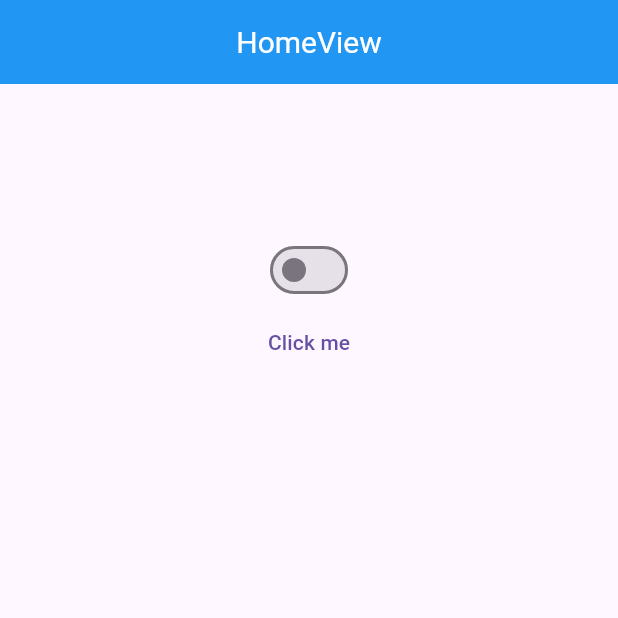
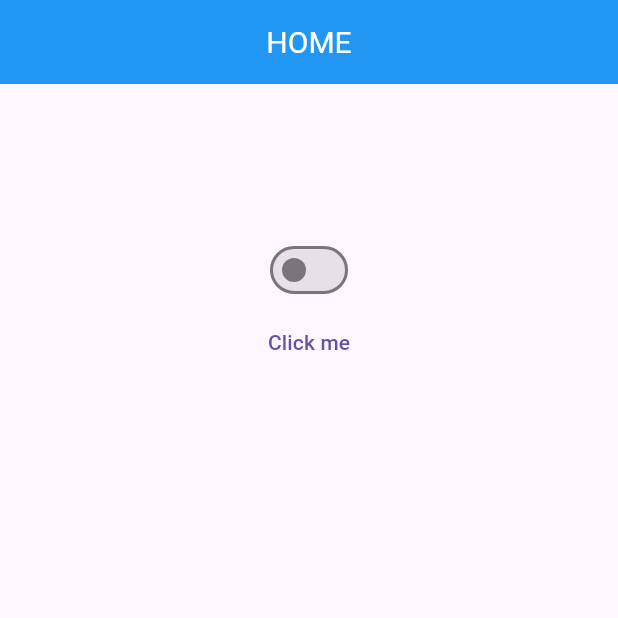
Before and after one commit to afnan-malik/Push-Notification, a Flutter app: the screen it shows after launch, after a tap on "Click me", on a phone screen of 412 x 824 dp, the top half of it. Run offline on Flutter 3.47's test engine with Material 3 defaults, Android fonts, the phone set to English and light mode, and no system bars; drawn by our look-alikes of modal_progress_hud_nsn; our stand-ins replace firebase_core, firebase_messaging, flutter_local_notifications, get, loading_animation_widget; accounts and stored records are empty; network calls fail.

Commit message:
first update

```diff
--- /dev/null
+++ b/lib/app/custom_widget/build_loader.dart
@@ -0,0 +1,17 @@
+
+import 'package:flutter/material.dart';
+import 'package:loading_animation_widget/loading_animation_widget.dart';
+import 'package:modal_progress_hud_nsn/modal_progress_hud_nsn.dart';
+
+Widget buildLoader({required bool isLoading,Widget? child}) {
+  return ModalProgressHUD(
+    inAsyncCall: isLoading,
+    blur: 0.18,
+    color: Colors.black,
+    progressIndicator: LoadingAnimationWidget.progressiveDots(
+      color: Colors.blue,
+      size: 45,
+    ),
+    child: child!,
+  );
+}
--- a/lib/app/home/controllers/home_controller.dart
+++ b/lib/app/home/controllers/home_controller.dart
@@ -1,34 +1,24 @@
 import 'dart:math';
-
 import 'package:flutter_local_notifications/flutter_local_notifications.dart';
 import 'package:get/get.dart';
 import 'package:theme/services/notification_services.dart';
 class HomeController extends GetxController {
   RxBool value=false.obs;
+  RxBool isLoading = false.obs;
   NotificationServices notificationServices=NotificationServices();
   final FlutterLocalNotificationsPlugin _localNotificationsPlugin = FlutterLocalNotificationsPlugin();
   @override
   void onInit() {
     super.onInit();
     notificationServices.requestNotificationPermission();
-    notificationServices.firebaseInit(Get.context!);
     notificationServices.getDeviceToken().then((value){
       print('deviceToken');
       print(value);
     });
+    notificationServices.firebaseInit(Get.context!);
+
   }
-  // void getNotification(){
-  //   notificationServices.getDeviceToken().then((value)async{
-  //     await http.post(Uri.parse(""),
-  //       body: ,
-  //       headers: {
-  //       'Content-Type': 'application/json; charset=UTF-8',
-  //         'Authorization':'key='
-  //       }
-  //
-  //     );
-  //   });
-  // }
+
   void showLocalNotification() async {
     const AndroidNotificationDetails androidDetails = AndroidNotificationDetails(
       'channel_id',
@@ -48,21 +38,27 @@ class HomeController extends GetxController {
     await _localNotificationsPlugin.show(
       Random().nextInt(1000), // Random ID for each notification
       'Warning',
-      'Your data transfer to an other device',
+      'Testing......................',
       notificationDetails,
     );
+
   }
 
-  var isLoading = false.obs; // Observable variable to manage loading state
 
-  // Function to show loader for 5 seconds, then perform onTap action
+  /// Function to show loader for 5 seconds,
   Future<void> performDelayedAction() async {
-    isLoading.value = true; // Start showing the loader
-
-    await Future.delayed(const Duration(seconds: 3));
-
-    isLoading.value = false;
+    isLoading.value=true;
     showLocalNotification();
+    await Future.delayed(const Duration(seconds: 8));
+    isLoading.value=false;
+    // Get.toNamed(Routes.THEME);
+    // Get.snack bar(
+    //     "Warning",
+    //     "Data Transfer successfully",
+    //   backgroundColor: Colors.red,
+    //   icon: Icon(Icons.error_outlined),
+    //   colorText: Colors.white
+    // );
   }
 
 
--- a/lib/app/home/views/home_view.dart
+++ b/lib/app/home/views/home_view.dart
@@ -1,6 +1,7 @@
 import 'package:flutter/material.dart';
 
 import 'package:get/get.dart';
+import 'package:theme/app/custom_widget/build_loader.dart';
 
 import '../controllers/home_controller.dart';
 
@@ -11,15 +12,17 @@ class HomeView extends GetView<HomeController> {
     return GetBuilder<HomeController>(
       init: HomeController(),
       builder: (context) {
-        return Scaffold(
+        return Obx(()=>buildLoader(
+          isLoading: controller.isLoading.isTrue,
+          child: Scaffold(
             appBar: AppBar(
-            title: const Text('HomeView',style:  TextStyle(fontSize:20,color: Colors.white)),
+              title: const Text('HOME',style:  TextStyle(fontSize:20,color: Colors.white)),
               centerTitle: true,
               backgroundColor: Colors.blue,
             ),
             body:  Column(
               children: [
-              Obx(()=>  Padding(
+                Padding(
                   padding: const EdgeInsets.only(top: 100),
                   child: Center(
                     child: Switch(value: controller.value.value, activeColor:Colors.blue,onChanged: (newValue){
@@ -27,13 +30,21 @@ class HomeView extends GetView<HomeController> {
                       controller.value.value?controller.performDelayedAction():Get.changeTheme(ThemeData.light());
                     }),
                   ),
-              )),
-
+                ),
                 TextButton(onPressed: (){},
-                  child: const Text('Click me'))
+                    child: const Text('Click me')),
+                const SizedBox(height: 200,),
+                if(controller.isLoading.value==true)
+                const Padding(
+                  padding: EdgeInsets.all(8.0),
+                  child: LinearProgressIndicator(
+                    color: Colors.blue,
+                  ),
+                )
               ],
             ),
-        );
+          ),
+        ));
       }
     );
   }
```
Also changed, not shown: lib/app/ChatScreen/views/theme_view.dart (+14 -10 lines). Lines whose indentation alone changed are shown as unchanged.
